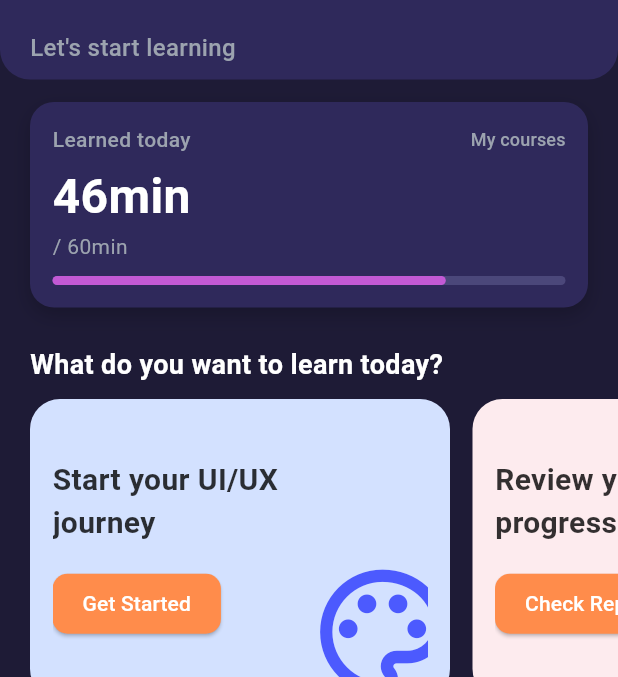
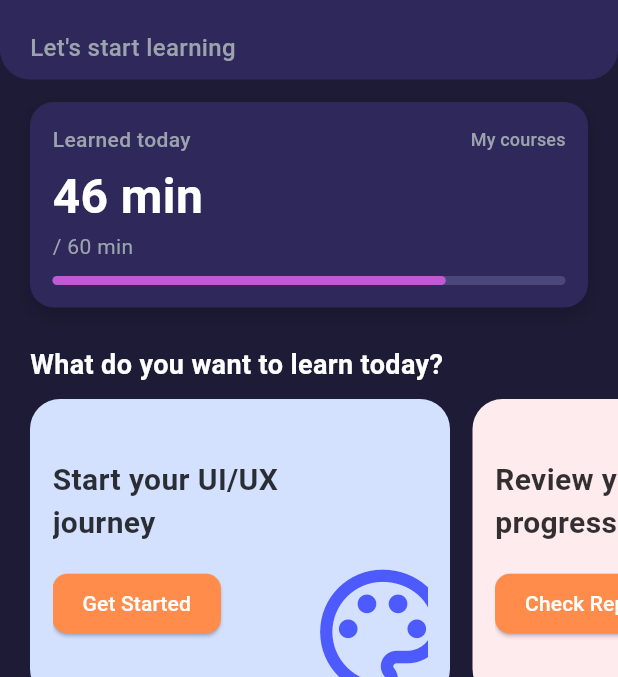
Before and after one commit to Ronitha8/Excelerate-Inquisit, a Flutter app: the screen it shows once a user with an empty profile is signed in, on a phone screen of 412 x 824 dp, the part 120-797 px from its top. Run offline on Flutter 3.47's test engine with Material 3 defaults, Android fonts, the light colour scheme and no system bars; our stand-ins replace firebase_auth, firebase_core, font_awesome_flutter, google_fonts; accounts and stored records are empty.

Commit message:
Update home_screen.dart
Connect the 3 new screens

```diff
--- a/lib/home_screen.dart
+++ b/lib/home_screen.dart
@@ -2,6 +2,9 @@ import 'package:firebase_auth/firebase_auth.dart';
 import 'package:flutter/material.dart';
 import 'main.dart';
 import 'course_screen.dart'; // ADDED: Import for CourseScreen navigation
+import 'message_screen.dart'; // ADDED: Import for MessageScreen navigation
+import 'search_screen.dart'; // ADDED: Import for SearchScreen navigation
+import 'account_screen.dart'; // ADDED: Import for AccountScreen navigation
 
 class HomeScreen extends StatelessWidget {
   const HomeScreen({super.key});
@@ -13,22 +16,16 @@ class HomeScreen extends StatelessWidget {
       body: SingleChildScrollView(
         child: Column(
           crossAxisAlignment: CrossAxisAlignment.start,
-          children: <Widget>[
-            // 1. Header/App Bar Area
-            const TopHeaderSection(),
-            // 2. Learning Progress Card
-            const LearningProgressCard(),
-            // 3. Horizontal Learning Cards
-            const HorizontalLearningCards(),
-            // 4. Learning Plan Section
-            const LearningPlanSection(),
-            // 5. Meetup Banner
-            const MeetupBanner(),
-            const SizedBox(height: 20),
+          children: const <Widget>[
+            TopHeaderSection(),
+            LearningProgressCard(),
+            HorizontalLearningCards(),
+            LearningPlanSection(),
+            MeetupBanner(),
+            SizedBox(height: 20),
           ],
         ),
       ),
-      // 6. Custom Bottom Navigation Bar
       bottomNavigationBar: const CustomBottomNavBar(),
     );
   }
@@ -60,19 +57,15 @@ class TopHeaderSection extends StatelessWidget {
                 width: 200,
                 fit: BoxFit.contain,
               ),
-              // Avatar (Mock)
-              PopupMenuButton(
-                onSelected: (value) async {
-                  if (value == 'logout') {
-                    await FirebaseAuth.instance.signOut();
-                  }
+              // Avatar navigates to Account Screen
+              InkWell(
+                onTap: () {
+                  Navigator.push(
+                    context,
+                    MaterialPageRoute(builder: (context) => AccountScreen()),
+                  );
                 },
-                itemBuilder: (context) => [
-                  const PopupMenuItem(
-                    value: 'logout',
-                    child: Text('Logout'),
-                  ),
-                ],
+                borderRadius: BorderRadius.circular(50),
                 child: const CircleAvatar(
                   radius: 20,
                   backgroundColor: Colors.white,
@@ -82,7 +75,6 @@ class TopHeaderSection extends StatelessWidget {
             ],
           ),
           const SizedBox(height: 20),
-          // Greeting
           const Text(
             "Let's start learning",
             style: TextStyle(
@@ -103,7 +95,6 @@ class LearningProgressCard extends StatelessWidget {
 
   @override
   Widget build(BuildContext context) {
-    // Current progress: 46 minutes out of 60.
     const int currentProgress = 46;
     const int totalGoal = 60;
     final double progressFraction = currentProgress / totalGoal;
@@ -157,8 +148,7 @@ class LearningProgressCard extends StatelessWidget {
             ),
             const SizedBox(height: 5),
             Text(
-              '$currentProgress'
-              'min',
+              '$currentProgress min',
               style: const TextStyle(
                 fontSize: 32,
                 fontWeight: FontWeight.bold,
@@ -166,8 +156,7 @@ class LearningProgressCard extends StatelessWidget {
               ),
             ),
             Text(
-              '/ $totalGoal'
-              'min',
+              '/ $totalGoal min',
               style: const TextStyle(
                 fontSize: 14,
                 color: kSecondaryText,
@@ -175,7 +164,6 @@ class LearningProgressCard extends StatelessWidget {
               ),
             ),
             const SizedBox(height: 10),
-            // Custom Progress Bar
             Stack(
               children: [
                 Container(
@@ -230,7 +218,6 @@ class HorizontalLearningCards extends StatelessWidget {
             padding: const EdgeInsets.symmetric(horizontal: 20),
             scrollDirection: Axis.horizontal,
             children: <Widget>[
-              // Primary Card (UI/UX)
               _buildLearningCard(
                 title: 'Start your UI/UX journey',
                 buttonText: 'Get Started',
@@ -242,7 +229,6 @@ class HorizontalLearningCards extends StatelessWidget {
                 ),
               ),
               const SizedBox(width: 15),
-              // Secondary Card (Progress Review)
               _buildLearningCard(
                 title: 'Review your progress',
                 buttonText: 'Check Report',
@@ -254,7 +240,6 @@ class HorizontalLearningCards extends StatelessWidget {
                 ),
               ),
               const SizedBox(width: 15),
-              // 3rd Card (Figma)
               _buildLearningCard(
                 title: 'New: Mastering Figma',
                 buttonText: 'Enroll Now',
@@ -266,7 +251,6 @@ class HorizontalLearningCards extends StatelessWidget {
                 ),
               ),
               const SizedBox(width: 15),
-              // 4th Card (Coding)
               _buildLearningCard(
                 title: 'Become a great coder',
                 buttonText: 'View Path',
@@ -300,14 +284,13 @@ class HorizontalLearningCards extends StatelessWidget {
       ),
       child: Stack(
         children: [
-          // Illustration on the right
           Positioned(right: -20, bottom: -20, child: illustration),
           Column(
             crossAxisAlignment: CrossAxisAlignment.start,
             mainAxisAlignment: MainAxisAlignment.center,
             children: [
               SizedBox(
-                width: 180, // Limit text width for layout
+                width: 180,
                 child: Text(
                   title,
                   style: TextStyle(
@@ -398,7 +381,6 @@ class LearningPlanSection extends StatelessWidget {
       padding: const EdgeInsets.symmetric(vertical: 8),
       child: Row(
         children: [
-          // Radio/Checkmark Mock
           Icon(
             isCompleted ? Icons.check_circle : Icons.radio_button_unchecked,
             color: isCompleted ? Colors.green : kSecondaryText,
@@ -457,7 +439,6 @@ class MeetupBanner extends StatelessWidget {
       child: Row(
         mainAxisAlignment: MainAxisAlignment.spaceBetween,
         children: [
-          // Text Content
           Column(
             crossAxisAlignment: CrossAxisAlignment.start,
             children: const [
@@ -485,7 +466,7 @@ class MeetupBanner extends StatelessWidget {
                 backgroundColor: Color(0xFFFEE2E2),
                 radius: 15,
                 child: Icon(Icons.person, size: 18, color: Color(0xFFEF4444)),
-              ), // Pink
+              ),
               Transform.translate(
                 offset: const Offset(-8, 0),
                 child: const CircleAvatar(
@@ -493,7 +474,7 @@ class MeetupBanner extends StatelessWidget {
                   radius: 15,
                   child: Icon(Icons.person, size: 18, color: Color(0xFFF97316)),
                 ),
-              ), // Orange
+              ),
               Transform.translate(
                 offset: const Offset(-16, 0),
                 child: const CircleAvatar(
@@ -501,7 +482,7 @@ class MeetupBanner extends StatelessWidget {
                   radius: 15,
                   child: Icon(Icons.person, size: 18, color: Color(0xFF3B82F6)),
                 ),
-              ), // Blue
+              ),
             ],
           ),
         ],
@@ -510,7 +491,7 @@ class MeetupBanner extends StatelessWidget {
   }
 }
 
-// 6. CUSTOM BOTTOM NAVIGATION BAR (UPDATED WITH NAVIGATION)
+// 6. CUSTOM BOTTOM NAVIGATION BAR
 class CustomBottomNavBar extends StatelessWidget {
   const CustomBottomNavBar({super.key});
 
@@ -546,28 +527,49 @@ class CustomBottomNavBar extends StatelessWidget {
               );
             },
           ),
-          const NavBarItem(icon: Icons.search, label: 'Search'),
-          const NavBarItem(icon: Icons.message, label: 'Message'),
-          const NavBarItem(icon: Icons.person, label: 'Account'),
+          NavBarItem(
+            icon: Icons.search,
+            label: 'Search',
+            onTap: () {
+              Navigator.push(context,
+                  MaterialPageRoute(builder: (context) => SearchScreen()));
+            },
+          ),
+          NavBarItem(
+            icon: Icons.message,
+            label: 'Message',
+            onTap: () {
+              Navigator.push(context,
+                  MaterialPageRoute(builder: (context) => MessageScreen()));
+            },
+          ),
+          NavBarItem(
+            icon: Icons.person,
+            label: 'Account',
+            onTap: () {
+              Navigator.push(context,
+                  MaterialPageRoute(builder: (context) => AccountScreen()));
+            },
+          ),
         ],
       ),
     );
   }
 }
 
-// UPDATED NavBarItem CLASS WITH onTap SUPPORT
+// NavBar Item Widget
 class NavBarItem extends StatelessWidget {
   final IconData icon;
   final String label;
   final bool isActive;
-  final VoidCallback? onTap; // ADDED: Optional onTap callback
+  final VoidCallback? onTap;
 
   const NavBarItem({
     super.key,
     required this.icon,
     required this.label,
     this.isActive = false,
-    this.onTap, // ADDED: onTap parameter
+    this.onTap,
   });
 
   @override
@@ -575,7 +577,7 @@ class NavBarItem extends StatelessWidget {
     final color = isActive ? kBottomNavActive : kSecondaryText;
 
     return InkWell(
-      onTap: onTap ?? () {}, // UPDATED: Use onTap if provided, otherwise do nothing
+      onTap: onTap ?? () {},
       child: Column(
         mainAxisSize: MainAxisSize.min,
         children: [
```
